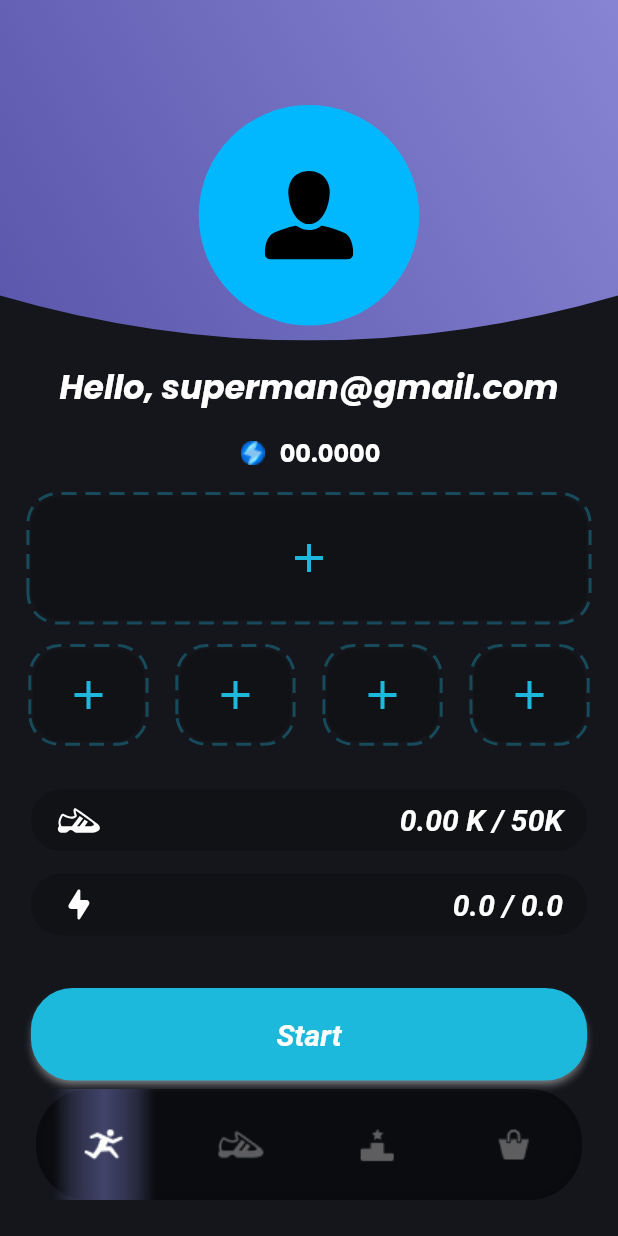
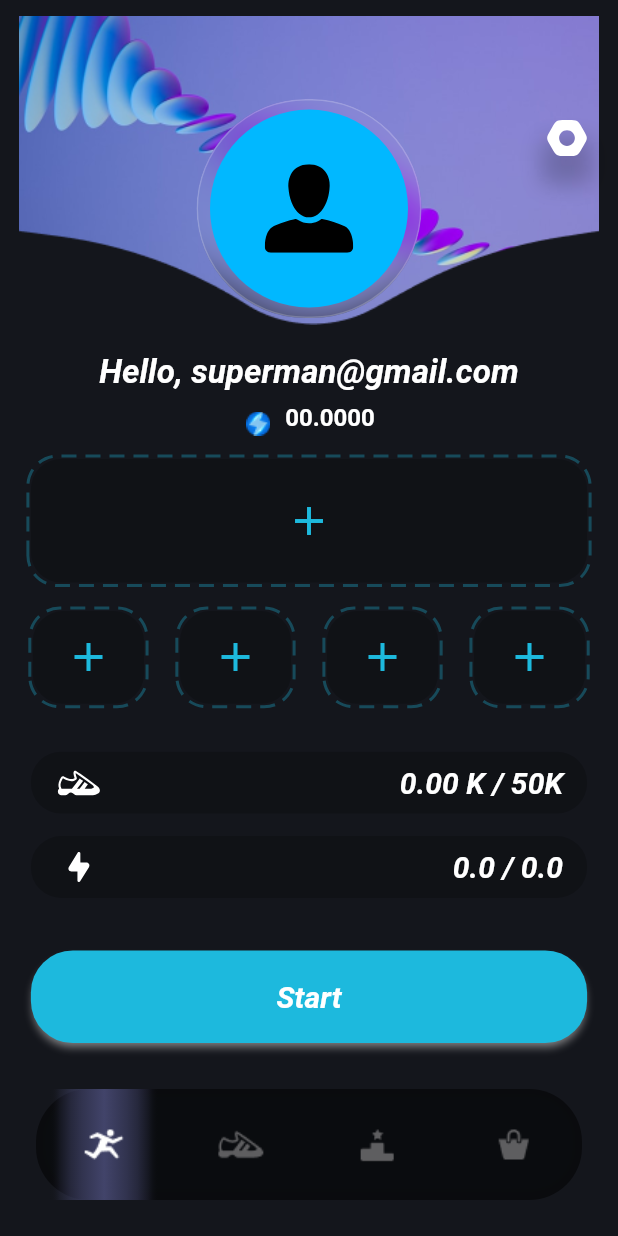
Before and after one commit to dobrunov/beautiful_app_ui, a Flutter app: the screen it shows after launch, on a phone screen of 412 x 824 dp. Run offline on Flutter 3.47's test engine with Material 2 defaults, Android fonts, the phone set to English and light mode, and no system bars; drawn by our look-alikes of dotted_border; our stand-ins replace flutter_svg; Roboto replaces fonts that are missing (Avenir).

```diff
--- a/lib/main.dart
+++ b/lib/main.dart
@@ -1,3 +1,5 @@
+import 'dart:ui';
+
 import 'package:dotted_border/dotted_border.dart';
 import 'package:flutter/material.dart';
 import 'package:flutter_svg/flutter_svg.dart';
@@ -113,36 +115,77 @@ class HomeScreen extends StatelessWidget {
                 mainAxisAlignment: MainAxisAlignment.center,
                 children: [
                   Container(
-                      alignment: Alignment.center,
-                      child: ClipPath(
-                          clipper: ClipPathClass(),
-                          child: Container(
-                            height: MediaQuery.of(context).size.height * 0.3,
+                    child: Stack(
+                      children: [
+                        Center(
+                          child: Image.asset(
+                            'assets/images/Banner.png',
                             width: MediaQuery.of(context).size.width,
-                            decoration: const BoxDecoration(
-                              gradient: LinearGradient(
-                                begin: Alignment.topRight,
-                                end: Alignment.bottomLeft,
-                                colors: [
-                                  Color(0xff8784D3),
-                                  Color(0xff5A57AC),
-                                ],
-                              ),
-                            ),
-                            child: Padding(
-                              padding: EdgeInsets.only(top: 70.0, bottom: 10),
-                              child: CircleAvatar(
-                                backgroundColor: Color(0xff01B8FF),
-                                radius: 76.0,
-                                child: SvgPicture.asset('assets/images/OWLsgk.svg', semanticsLabel: 'Man'),
-                              ),
-                            ),
-                          )))
+                            height: MediaQuery.of(context).size.height * 0.25,
+                          ),
+                        ),
+                        SizedBox(
+                          width: MediaQuery.of(context).size.width,
+                          child: Row(
+                            mainAxisAlignment: MainAxisAlignment.center,
+                            children: [
+                              Stack(children: [
+                                Padding(
+                                  padding: EdgeInsets.only(top: 66.0, bottom: 15),
+                                  child: ClipRRect(
+                                    borderRadius: BorderRadius.circular(80),
+                                    child: BackdropFilter(
+                                      filter: ImageFilter.blur(sigmaX: 15, sigmaY: 15),
+                                      child: Container(
+                                        width: 150,
+                                        height: 150,
+                                        decoration: BoxDecoration(
+                                            color: Colors.white.withOpacity(0.05),
+                                            borderRadius: BorderRadius.circular(80),
+                                            border: Border.all(width: 1, color: Colors.white.withOpacity(0.2))),
+                                      ),
+                                    ),
+                                  ),
+                                ),
+                                Positioned(
+                                  left: 9.0,
+                                  top: 7.0,
+                                  child: Padding(
+                                    padding: EdgeInsets.only(top: 66.0, bottom: 2),
+                                    child: CircleAvatar(
+                                      backgroundColor: Color(0xff01B8FF),
+                                      radius: 66.0,
+                                      child: SvgPicture.asset('assets/images/OWLsgk.svg', semanticsLabel: 'Man'),
+                                    ),
+                                  ),
+                                ),
+                              ]),
+                            ],
+                          ),
+                        ),
+                        Positioned(
+                            top: 80.0,
+                            right: 20.0,
+                            child: Container(
+                                decoration: BoxDecoration(
+                                  boxShadow: [
+                                    BoxShadow(
+                                      color: Colors.black.withOpacity(0.2),
+                                      spreadRadius: 3,
+                                      blurRadius: 12,
+                                      offset: Offset(0, 16),
+                                    ),
+                                  ],
+                                ),
+                                child: SvgPicture.asset('assets/images/Subtract.svg', semanticsLabel: 'Substract'))),
+                      ],
+                    ),
+                  ),
                 ],
               ),
             ),
             const Padding(
-              padding: EdgeInsets.only(top: 15.0),
+              padding: EdgeInsets.only(top: 8.0),
               child: Text(
                 'Hello, superman@gmail.com',
                 style: TextStyle(
@@ -150,7 +193,6 @@ class HomeScreen extends StatelessWidget {
                   fontSize: 22,
                   fontWeight: FontWeight.bold,
                   fontStyle: FontStyle.italic,
-                  fontFamily: 'Poppins',
                 ),
               ),
             ),
@@ -166,7 +208,7 @@ class HomeScreen extends StatelessWidget {
                   ),
                 ),
                 const Padding(
-                  padding: EdgeInsets.only(top: 15.0, bottom: 15.0),
+                  padding: EdgeInsets.only(top: 8.0, bottom: 16.0),
                   child: Text(
                     '00.0000',
                     style: TextStyle(
@@ -316,7 +358,7 @@ class HomeScreen extends StatelessWidget {
                             fontSize: 20,
                             fontStyle: FontStyle.italic,
                             fontWeight: FontWeight.bold,
-                            fontFamily: 'Avenir',
+                            // fontFamily: 'Avenir',
                           ),
                         ),
                       )
@@ -348,7 +390,7 @@ class HomeScreen extends StatelessWidget {
                             fontSize: 20,
                             fontStyle: FontStyle.italic,
                             fontWeight: FontWeight.bold,
-                            fontFamily: 'Avenir',
+                            // fontFamily: 'Avenir',
                           ),
                         ),
                       ),
@@ -381,8 +423,12 @@ class HomeScreen extends StatelessWidget {
                   ),
                   child: const Text(
                     'Start',
-                    style:
-                        TextStyle(color: Colors.white, fontSize: 20, fontStyle: FontStyle.italic, fontFamily: 'Avenir'),
+                    style: TextStyle(
+                      color: Colors.white,
+                      fontSize: 20,
+                      fontStyle: FontStyle.italic,
+                      // fontFamily: 'Avenir',
+                    ),
                   ),
                 ),
               ),
```
Also changed, not shown: pubspec.yaml (+12 -7 lines), assets/images/Banner.png (added).
